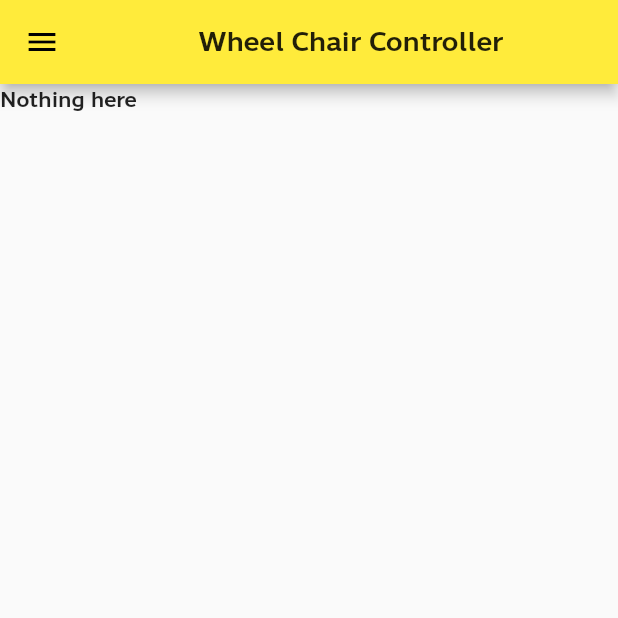
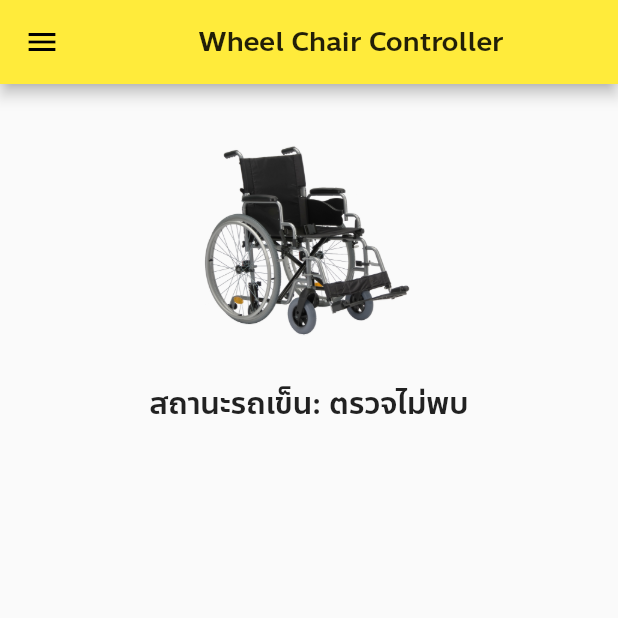
Before and after one commit to Leomotors/NSM2021-SmartWheelChair-MobileApp, a Flutter app: the screen it shows after launch, on a phone screen of 412 x 824 dp, the top half of it. Run offline on Flutter 3.47's test engine with Material 2 defaults, Android fonts, the phone set to English and light mode, and no system bars; our stand-ins replace package_info.

Commit message:
Page setted

```diff
--- a/lib/constants/assets_path.dart
+++ b/lib/constants/assets_path.dart
@@ -1 +1,3 @@
 final String appLogoLocation = "assets/images/jojo_wrychair.png";
+
+final String normalWheelChair = "assets/images/normal_wheelchair.png";
--- a/lib/main.dart
+++ b/lib/main.dart
@@ -1,6 +1,7 @@
 import 'package:flutter/foundation.dart';
 import 'package:flutter/material.dart';
 import 'package:nsm2021_smartwheelchair_mobileapp/constants/assets_path.dart';
+import 'package:nsm2021_smartwheelchair_mobileapp/screens/PairWheelChair.dart';
 import 'package:package_info/package_info.dart';
 import 'package:url_launcher/url_launcher.dart';
 
@@ -69,7 +70,19 @@ class _MyHomePageState extends State<MyHomePage> {
             decoration: BoxDecoration(color: Colors.green),
           ),
           ListTile(
-            title: Text("เว้นไว้ให้ถาม"),
+            title: Text("จับคู่รถเข็น"),
+            leading: Icon(Icons.search),
+            onTap: () {
+              Navigator.pop(context);
+              Navigator.push(
+                context,
+                MaterialPageRoute(
+                  builder: (BuildContext context) {
+                    return PairWheelChairPage();
+                  },
+                ),
+              );
+            },
           ),
           Padding(
             padding: const EdgeInsets.all(8.0),
@@ -99,7 +112,20 @@ class _MyHomePageState extends State<MyHomePage> {
           ),
         ],
       )),
-      body: Text("Nothing here"),
+      body: Column(
+        children: [
+          Padding(
+            padding: const EdgeInsets.all(24.0),
+            child: Center(
+              child: Image.asset(normalWheelChair, height: 150),
+            ),
+          ),
+          Text(
+            "สถานะรถเข็น: ตรวจไม่พบ",
+            style: TextStyle(fontSize: 20, fontWeight: FontWeight.w500),
+          ),
+        ],
+      ),
     );
   }
 }
```
Also changed, not shown: lib/screens/PairWheelChair.dart (added, +20 -0 lines), assets/images/normal_wheelchair.png (added).
